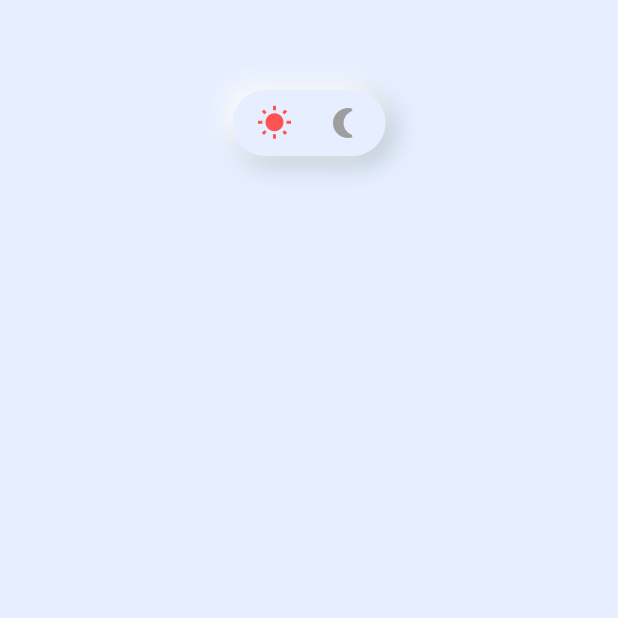
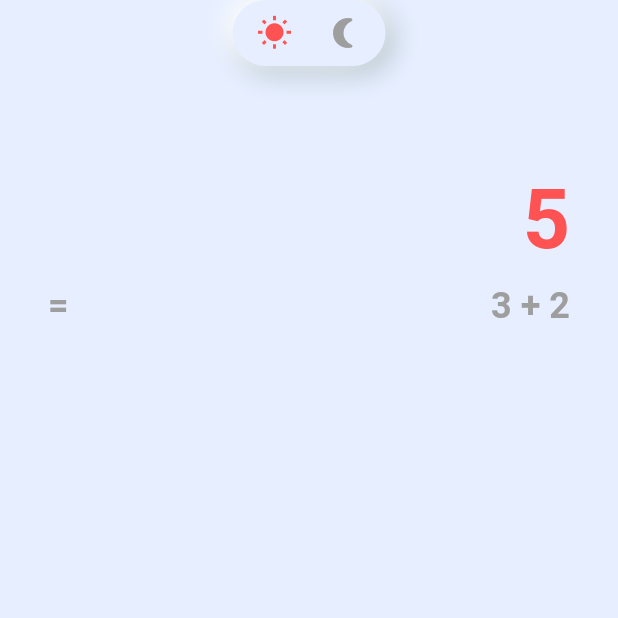
Before and after one commit to mri999/Neumorphism-Calculator-UI, a Flutter app: the screen it shows after launch, on a phone screen of 412 x 824 dp, the top half of it. Run offline on Flutter 3.47's test engine with Material 2 defaults, Android fonts, the phone set to English and light mode, and no system bars.

Commit message:
added calci button widget

```diff
--- a/lib/calculator.dart
+++ b/lib/calculator.dart
@@ -18,8 +18,8 @@ class _CalculatorState extends State<Calculator> {
   Widget build(BuildContext context) {
     return Scaffold(
       backgroundColor: isDarkMode ? colorDark : colorLight,
-      body: Container(
-        padding: const EdgeInsets.all(60),
+      body: SafeArea(
+        child: Container(
           child: Column(
             children: [
               Center(
@@ -31,8 +31,44 @@ class _CalculatorState extends State<Calculator> {
                   },
                   child: _switchMode(),
                 ),
-            )
+              ),
+              const SizedBox(
+                height: 70,
+              ),
+              Container(
+                padding: const EdgeInsets.symmetric(horizontal: 32),
+                alignment: Alignment.centerRight,
+                child: Text(
+                  "5",
+                  style: TextStyle(
+                      color: isDarkMode ? Colors.white : Colors.redAccent,
+                      fontWeight: FontWeight.bold,
+                      fontSize: 55),
+                ),
+              ),
+              Container(
+                  padding:
+                      const EdgeInsets.symmetric(horizontal: 32, vertical: 12),
+                  child: Row(
+                    mainAxisAlignment: MainAxisAlignment.spaceBetween,
+                    children: [
+                      Text("=",
+                          style: TextStyle(
+                              color: isDarkMode ? Colors.green : Colors.grey,
+                              fontWeight: FontWeight.bold,
+                              fontSize: 24)),
+                      Text("3 + 2",
+                          style: TextStyle(
+                              color: isDarkMode ? Colors.green : Colors.grey,
+                              fontWeight: FontWeight.bold,
+                              fontSize: 24))
                     ],
+                  )),
+              SizedBox(
+                height: 10,
+              ),
+            ],
+          ),
         ),
       ),
     );
@@ -61,4 +97,41 @@ class _CalculatorState extends State<Calculator> {
       ),
     );
   }
+
+  Widget _buttonRounded(
+      {String? title,
+      double padding = 17,
+      IconData? icon,
+      Color? iconColor,
+      Color? textColor}) {
+    return Padding(
+      padding: const EdgeInsets.all(8),
+      child: NeoContainer(
+        darkMode: isDarkMode,
+        borderRadius: BorderRadius.circular(40),
+        padding: EdgeInsets.all(padding),
+        child: Container(
+          width: padding * 2,
+          height: padding * 2,
+          child: Center(
+              child: title != null
+                  ? Text(
+                      '$title',
+                      style: TextStyle(
+                          color: textColor != null
+                              ? textColor
+                              : isDarkMode
+                                  ? Colors.white
+                                  : Colors.black,
+                          fontSize: 30),
+                    )
+                  : Icon(
+                      icon,
+                      color: iconColor,
+                      size: 30,
+                    )),
+        ),
+      ),
+    );
   }
+}
```
Lines whose indentation alone changed are shown as unchanged.
